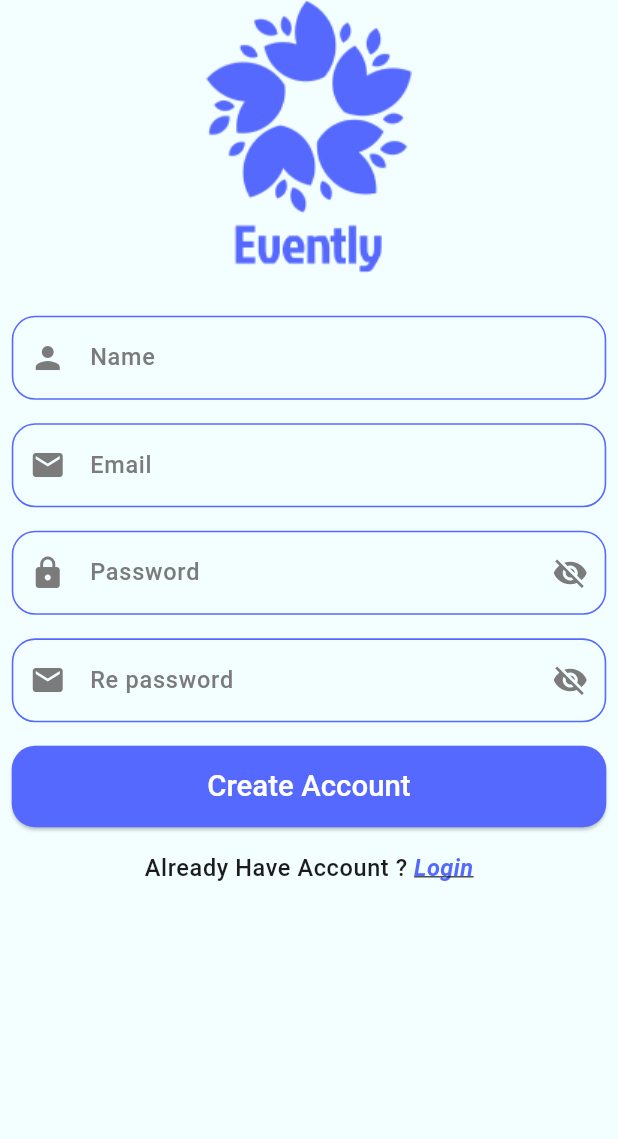
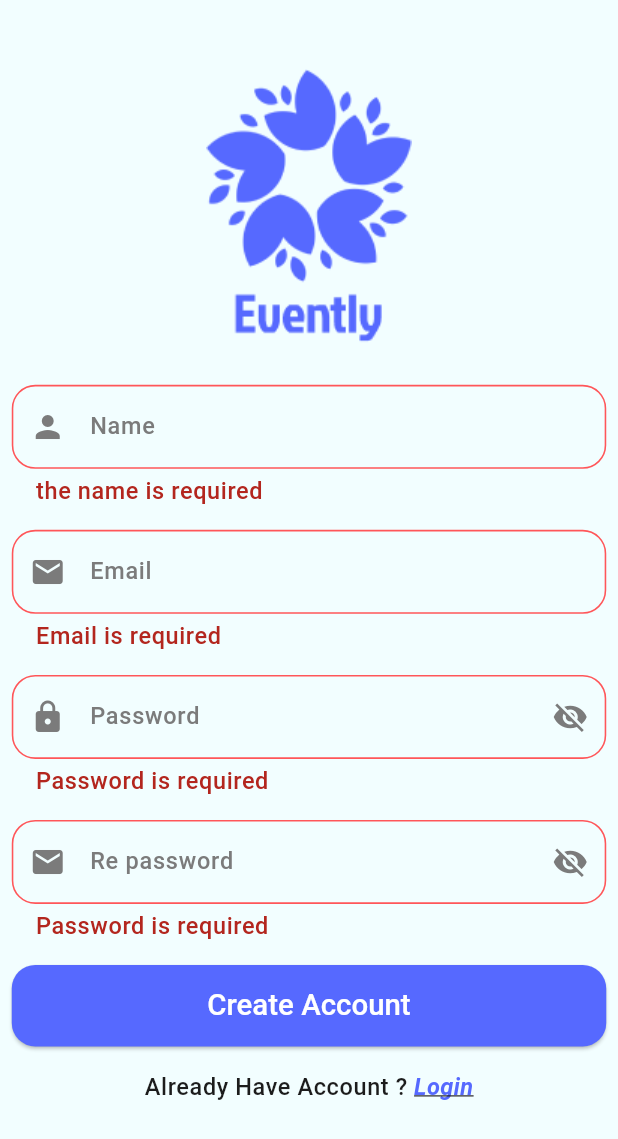
Before and after one commit to alaasabri456/Evently_app, a Flutter app: the screen it shows after launch, after a tap on "Create Account", on a phone screen of 412 x 824 dp. Shown: the top 1139 px of the screen. Run offline on Flutter 3.47's test engine with Material 3 defaults, Android fonts, the phone set to English and light mode, and no system bars; our stand-ins replace flutter_screenutil.

```diff
--- a/lib/config/theme/theme_manager.dart
+++ b/lib/config/theme/theme_manager.dart
@@ -28,6 +28,8 @@ class ThemeManager{
     textTheme: TextTheme(
       bodySmall: TextStyle(fontSize: 16.sp,fontWeight: FontWeight.w500,color: ColorsManager.black)
     ),
+
+   // dividerTheme: DividerThemeData(color: ColorsManager.blue,thickness: 1,endIndent: 16.w,indent: 42.w )
   );
   static final ThemeData dark=ThemeData();
 
--- a/lib/core/resources/assets_manager.dart
+++ b/lib/core/resources/assets_manager.dart
@@ -1,4 +1,5 @@
 abstract class ImageAssets{
   static const String base="assets/images";
   static const String logo="$base/logo.png";
+  static const String googleIcon="$base/google_icon.png";
 }
--- /dev/null
+++ b/lib/core/resources/validators.dart
@@ -0,0 +1,41 @@
+abstract class Validator{
+  static String? validateName(String? name) {
+    if(name==null||name.trim().isEmpty){
+      return "the name is required";
+    }
+    if (name.length < 4) {
+      return "Name should be at least 6 chars";
+    }
+    return null;
+  }
+
+
+  static String? validateEmail(String? email){
+    RegExp regExp=RegExp(r"^[a-zA-Z0-9.a-zA-Z0-9.!#$%&'*+-/=?^_`{|}~]+@[a-zA-Z0-9]+\.[a-zA-Z]+");
+    if(email==null||email.trim().isEmpty){
+      return "Email is required";
+    }
+    if(! regExp.hasMatch(email)){
+      return "Email bad format";
+    }
+
+    return null;
+  }
+
+
+  static String? validatePassword(String?password){
+    RegExp regExp=RegExp(
+      r'^(?=.*?[A-Z])(?=.*?[a-z])(?=.*?[0-9])(?=.*?[!@#\$&*~]).{8,}$',);
+    if(password==null||password.trim().isEmpty){
+      return "Password is required";
+    }
+    if(!regExp.hasMatch(password)){
+      return "Weak password";
+    }
+
+
+    return null;
+  }
+
+
+}
--- a/lib/core/widgets/custom_text_form_field.dart
+++ b/lib/core/widgets/custom_text_form_field.dart
@@ -4,16 +4,18 @@ import 'package:flutter_screenutil/flutter_screenutil.dart';
 import '../resources/colors_manager.dart';
 
 class CustomTextFormField extends StatelessWidget {
-  const CustomTextFormField({super.key, this.prefixIcon,
+  const CustomTextFormField({super.key,this.controller ,this.validator,this.prefixIcon,
   required this.labelText,required this.keyboardType,this.suffixIcon,this.isSecure=false});
 final String labelText;
 final Widget ?prefixIcon;
   final Widget? suffixIcon;
 final TextInputType keyboardType;
 final bool isSecure;
+final String? Function(String?)? validator;
+final TextEditingController? controller;
   @override
   Widget build(BuildContext context) {
-    return  TextFormField(obscureText:isSecure,decoration: InputDecoration(
+    return  TextFormField(controller:controller,validator:validator,obscureText:isSecure,decoration: InputDecoration(
 
       labelText: labelText,
       prefixIcon:prefixIcon,
--- a/lib/features/authenticatin/register/register.dart
+++ b/lib/features/authenticatin/register/register.dart
@@ -1,5 +1,6 @@
 import 'package:evently/core/resources/assets_manager.dart';
-import 'package:evently/core/resources/colors_manager.dart';
+import 'package:evently/core/resources/validators.dart';
+import 'package:evently/core/routes_manager/routes_manager.dart';
 import 'package:evently/core/widgets/custom_elevated_button.dart';
 import 'package:evently/core/widgets/custom_text_button.dart';
 import 'package:flutter/material.dart';
@@ -17,29 +18,61 @@ class Register extends StatefulWidget {
 class _RegisterState extends State<Register> {
   bool securePassword=true;
   bool secureRePassword=true;
+  GlobalKey<FormState> _formKey = GlobalKey<FormState>();
+  late TextEditingController _nameController=TextEditingController();
+  late TextEditingController _emailController=TextEditingController();
+  late TextEditingController _passwordController=TextEditingController();
+  late TextEditingController _rePasswordController=TextEditingController();
+  @override
+  void initState() {
+    super.initState();
+    _nameController=TextEditingController();
+   _emailController=TextEditingController();
+   _passwordController=TextEditingController();
+   _rePasswordController=TextEditingController();
+
+  }
+  @override
+  void dispose() {
+    _nameController.dispose();
+    _emailController.dispose();
+    _passwordController.dispose();
+    _rePasswordController.dispose();
+    super.dispose();
+  }
+
   @override
   Widget build(BuildContext context) {
     return Scaffold(
       resizeToAvoidBottomInset: false,//keyboard
       body:Padding(
-        padding:REdgeInsets.only(left: 8,right: 8,bottom:MediaQuery.of(context).viewInsets.top),//keyboard
+        padding:REdgeInsets.only(top:47,left: 8,right: 8,bottom:MediaQuery.of(context).viewInsets.top),//keyboard
         child: SingleChildScrollView(//handle overflow
+          child: Form(
+            key: _formKey,
             child: Column(children: [
               Image.asset(ImageAssets.logo),
               SizedBox(height: 24.h,),
-            CustomTextFormField(prefixIcon: Icon(Icons.person),labelText: "Name", keyboardType:TextInputType.name,),
+              CustomTextFormField(controller:_nameController,validator:Validator.validateName,
+                prefixIcon: Icon(Icons.person),labelText: "Name", keyboardType:TextInputType.name,),
               SizedBox(height: 16.h,),
-            CustomTextFormField(prefixIcon:Icon(Icons.email),labelText: "Email", keyboardType:TextInputType.emailAddress,),
+              CustomTextFormField(controller:_emailController,validator: Validator.validateEmail,
+                prefixIcon:Icon(Icons.email),labelText: "Email", keyboardType:TextInputType.emailAddress,),
               SizedBox(height: 16.h,),
-            CustomTextFormField(prefixIcon:Icon(Icons.lock),labelText: "Password", keyboardType:TextInputType.visiblePassword,suffixIcon:IconButton(icon:Icon(securePassword?Icons.visibility_off:Icons.visibility) ,onPressed: _onTogglePasswordIcon),isSecure: securePassword,),
+              CustomTextFormField(controller: _passwordController,
+                validator:Validator.validatePassword,
+                prefixIcon:Icon(Icons.lock),labelText: "Password", keyboardType:TextInputType.visiblePassword,suffixIcon:IconButton(icon:Icon(securePassword?Icons.visibility_off:Icons.visibility) ,onPressed: _onTogglePasswordIcon),isSecure: securePassword,),
               SizedBox(height: 16.h,),
-            CustomTextFormField(prefixIcon: Icon(Icons.email),labelText: "Re password", keyboardType:TextInputType.visiblePassword,suffixIcon:IconButton(icon:Icon(secureRePassword?Icons.visibility_off:Icons.visibility) ,onPressed:_onToggleRePasswordIcon ),isSecure: secureRePassword, ),
+              CustomTextFormField(controller:_rePasswordController,validator:Validator.validatePassword,
+                prefixIcon: Icon(Icons.email),labelText: "Re password", keyboardType:TextInputType.visiblePassword,suffixIcon:IconButton(icon:Icon(secureRePassword?Icons.visibility_off:Icons.visibility) ,onPressed:_onToggleRePasswordIcon ),isSecure: secureRePassword, ),
               SizedBox(height: 16.h,),
-            Container(width: double.infinity,child: CustomElevatedButton(onPressed:(){}, text: "Create Account")),
+              Container(width: double.infinity,child: CustomElevatedButton(onPressed:_createAccount, text: "Create Account")),
               SizedBox(height: 16.h,),
               Row(mainAxisAlignment:MainAxisAlignment.center,children: [
                 Text("Already Have Account ? ",style:Theme.of(context).textTheme.bodySmall,),
-              CustomTextButton(onTap: (){},text: "Login")
+                CustomTextButton(onTap: (){
+                  Navigator.pushReplacementNamed(context, RoutesManager.login);
+                  },text: "Login")
               ],
 
               ),
@@ -48,8 +81,15 @@ class _RegisterState extends State<Register> {
 
             ),
           ),
+        ),
       )
     );
+  }
+
+
+  void _createAccount(){
+    if (_formKey.currentState?.validate() == false)
+      return;
   }
   void _onTogglePasswordIcon(){
     setState(() {
```
Also changed, not shown: lib/features/authenticatin/login/login.dart (+83 -2 lines), assets/images/2.0x/google_icon@2x.png (added), assets/images/3.0x/google_icon@3x.png (added), assets/images/google_icon.png (added). Lines whose indentation alone changed are shown as unchanged.
